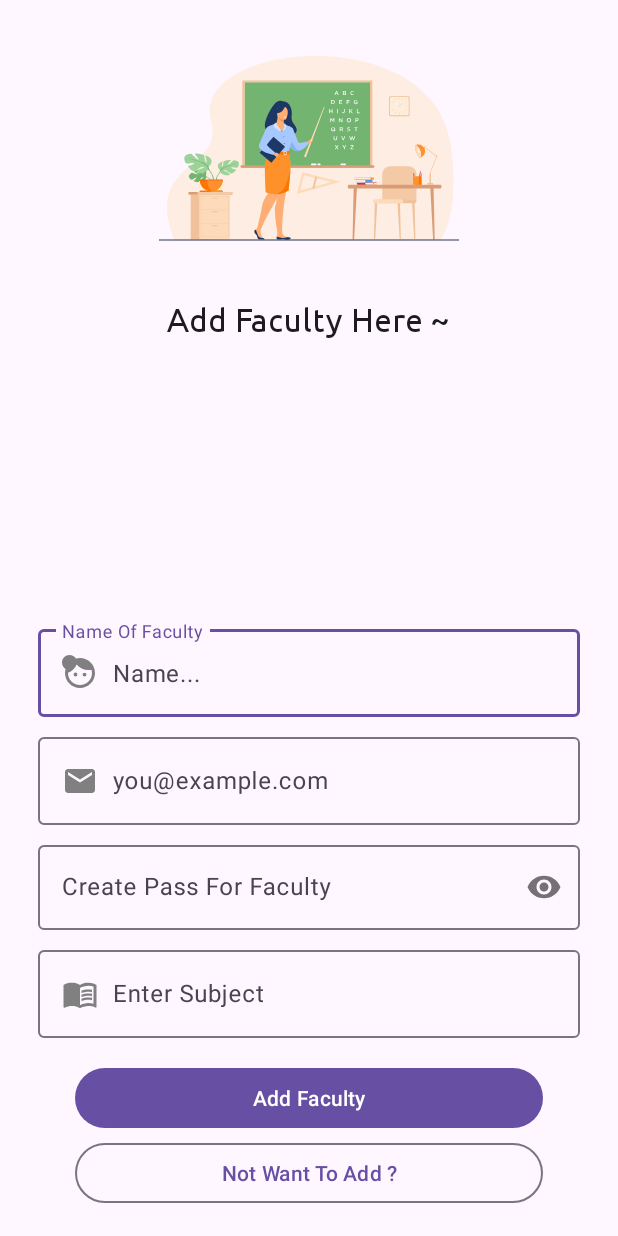
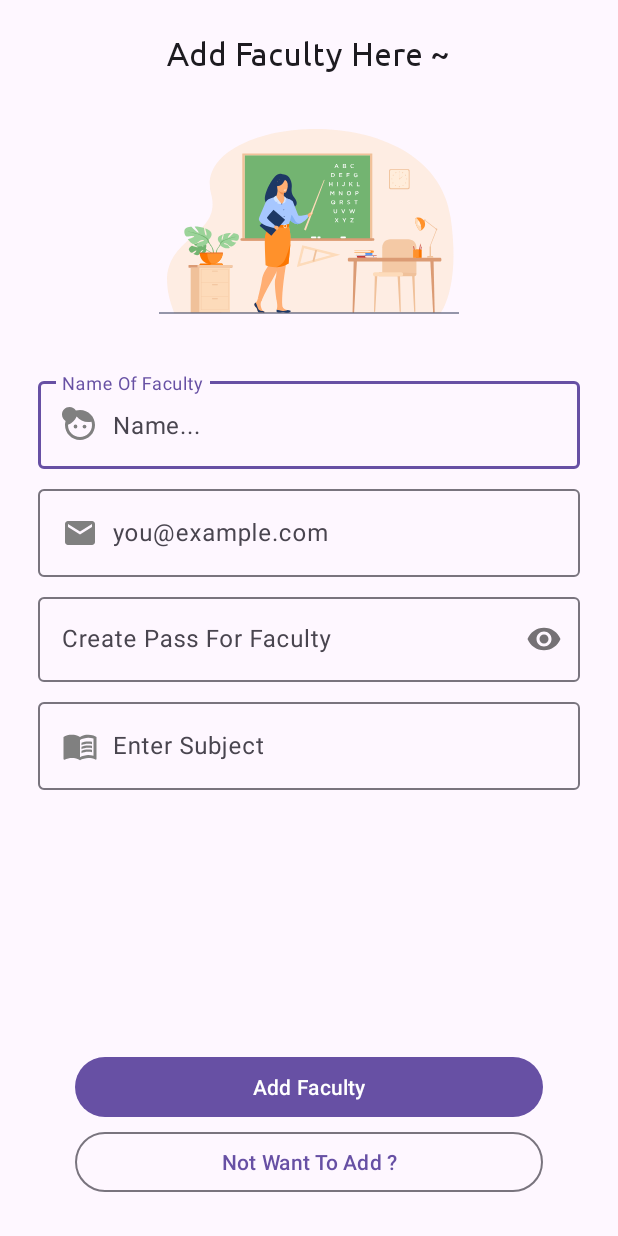
Before and after one commit to Admin-573/StudyMate, an Android app: the faculty_add screen opened directly, with no data from a screen before it, on a phone screen of 412 x 824 dp. Run offline under Robolectric (Android 15) with nearby library versions, the light colour scheme and no system bars.

Commit message:
Android Design Over

```diff
--- a/app/src/main/java/com/example/studymate/admin/Admin_panel.kt
+++ b/app/src/main/java/com/example/studymate/admin/Admin_panel.kt
@@ -58,7 +58,7 @@ class Admin_panel : AppCompatActivity() {
 
         //BackPressed CallBack
         onBackPressedDispatcher.addCallback{
-            Toast.makeText(applicationContext,"User Login, back pressed 🔙",Toast.LENGTH_SHORT).show()
+            Toast.makeText(applicationContext,"Please Logout To GoBack",Toast.LENGTH_SHORT).show()
         }
         toggle.syncState()
         supportActionBar?.setDisplayHomeAsUpEnabled(true)
--- a/app/src/main/res/layout/activity_faculty_add.xml
+++ b/app/src/main/res/layout/activity_faculty_add.xml
@@ -16,7 +16,15 @@
         app:layout_constraintHorizontal_bias="0.0"
         app:layout_constraintStart_toStartOf="parent"
         app:layout_constraintTop_toTopOf="parent"
-        app:layout_constraintVertical_bias="0.0">
+        app:layout_constraintVertical_bias="0.075">
+
+        <TextView
+            android:layout_width="wrap_content"
+            android:layout_height="wrap_content"
+            android:fontFamily="@font/ubuntu"
+            android:text="Add Faculty Here ~"
+            android:textAppearance="@style/TextAppearance.AppCompat.Large"
+            android:textSize="22sp" />
 
         <com.airbnb.lottie.LottieAnimationView
             android:id="@+id/under_dev"
@@ -32,13 +40,82 @@
             app:lottie_loop="true"
             app:lottie_rawRes="@raw/admin_add_faculty" />
 
-        <TextView
-            android:layout_width="wrap_content"
+        <com.google.android.material.textfield.TextInputLayout
+            android:layout_width="match_parent"
             android:layout_height="wrap_content"
-            android:fontFamily="@font/ubuntu"
-            android:text="Add Faculty Here ~"
-            android:textAppearance="@style/TextAppearance.AppCompat.Large"
-            android:textSize="22sp" />
+            android:layout_marginLeft="25dp"
+            android:layout_marginRight="25dp"
+            android:layout_marginBottom="8dp"
+            app:placeholderText="Name...">
+
+            <com.google.android.material.textfield.TextInputEditText
+                android:id="@+id/Admin_add_faculty_name"
+                android:layout_width="match_parent"
+                android:layout_height="wrap_content"
+                android:drawableLeft="@drawable/admin_add_faculty_name"
+                android:drawablePadding="10dp"
+                android:hint="Name Of Faculty"
+                android:inputType="text" />
+
+        </com.google.android.material.textfield.TextInputLayout>
+
+        <com.google.android.material.textfield.TextInputLayout
+            android:layout_width="match_parent"
+            android:layout_height="wrap_content"
+            android:layout_marginLeft="25dp"
+            android:layout_marginRight="25dp"
+            android:layout_marginBottom="8dp"
+            app:placeholderText="Email...">
+
+            <com.google.android.material.textfield.TextInputEditText
+                android:id="@+id/Admin_add_faculty_email"
+                android:layout_width="match_parent"
+                android:layout_height="wrap_content"
+                android:drawableLeft="@drawable/email"
+                android:drawablePadding="10dp"
+                android:hint="you@example.com"
+                android:inputType="textPersonName" />
+
+        </com.google.android.material.textfield.TextInputLayout>
+
+        <com.google.android.material.textfield.TextInputLayout
+            android:layout_width="match_parent"
+            android:layout_height="wrap_content"
+            android:layout_marginLeft="25dp"
+            android:layout_marginRight="25dp"
+            android:layout_marginBottom="8dp"
+            app:passwordToggleEnabled="true"
+            app:placeholderText="Password">
+
+            <com.google.android.material.textfield.TextInputEditText
+                android:id="@+id/Admin_add_faculty_pass"
+                android:layout_width="match_parent"
+                android:layout_height="wrap_content"
+                android:drawablePadding="10dp"
+                android:hint="Create Pass For Faculty"
+                android:inputType="textPassword" />
+
+        </com.google.android.material.textfield.TextInputLayout>
+
+        <com.google.android.material.textfield.TextInputLayout
+            android:layout_width="match_parent"
+            android:layout_height="wrap_content"
+            android:layout_marginLeft="25dp"
+            android:layout_marginRight="25dp"
+            android:layout_marginBottom="16dp"
+            app:placeholderText="Subject...">
+
+            <com.google.android.material.textfield.TextInputEditText
+                android:id="@+id/Admin_add_faculty_sub"
+                android:layout_width="match_parent"
+                android:layout_height="wrap_content"
+                android:drawableLeft="@drawable/admin_add_faculty_sub"
+                android:drawablePadding="10dp"
+                android:hint="Enter Subject"
+                android:inputType="text" />
+
+        </com.google.android.material.textfield.TextInputLayout>
+
     </LinearLayout>
 
     <LinearLayout
@@ -52,82 +129,6 @@
         app:layout_constraintTop_toTopOf="parent"
         app:layout_constraintVertical_bias="0.976"
         android:orientation="vertical">
-
-        <com.google.android.material.textfield.TextInputLayout
-            android:layout_marginBottom="8dp"
-            android:layout_width="match_parent"
-            android:layout_height="wrap_content"
-            android:layout_marginLeft="25dp"
-            android:layout_marginRight="25dp"
-            app:placeholderText="Name...">
-
-            <com.google.android.material.textfield.TextInputEditText
-                android:id="@+id/Admin_add_faculty_name"
-                android:inputType="text"
-                android:drawableLeft="@drawable/admin_add_faculty_name"
-                android:drawablePadding="10dp"
-                android:layout_width="match_parent"
-                android:layout_height="wrap_content"
-                android:hint="Name Of Faculty"/>
-
-        </com.google.android.material.textfield.TextInputLayout>
-
-        <com.google.android.material.textfield.TextInputLayout
-            android:layout_marginBottom="8dp"
-            android:layout_width="match_parent"
-            android:layout_height="wrap_content"
-            android:layout_marginLeft="25dp"
-            android:layout_marginRight="25dp"
-            app:placeholderText="Email...">
-
-            <com.google.android.material.textfield.TextInputEditText
-                android:id="@+id/Admin_add_faculty_email"
-                android:inputType="textPersonName"
-                android:drawableLeft="@drawable/email"
-                android:drawablePadding="10dp"
-                android:layout_width="match_parent"
-                android:layout_height="wrap_content"
-                android:hint="you@example.com"/>
-
-        </com.google.android.material.textfield.TextInputLayout>
-
-        <com.google.android.material.textfield.TextInputLayout
-            android:layout_marginBottom="8dp"
-            android:layout_width="match_parent"
-            android:layout_height="wrap_content"
-            android:layout_marginLeft="25dp"
-            android:layout_marginRight="25dp"
-            app:passwordToggleEnabled="true"
-            app:placeholderText="Password">
-
-            <com.google.android.material.textfield.TextInputEditText
-                android:id="@+id/Admin_add_faculty_pass"
-                android:inputType="textPassword"
-                android:drawablePadding="10dp"
-                android:layout_width="match_parent"
-                android:layout_height="wrap_content"
-                android:hint="Create Pass For Faculty"/>
-
-        </com.google.android.material.textfield.TextInputLayout>
-
-        <com.google.android.material.textfield.TextInputLayout
-            android:layout_marginBottom="16dp"
-            android:layout_width="match_parent"
-            android:layout_height="wrap_content"
-            android:layout_marginLeft="25dp"
-            android:layout_marginRight="25dp"
-            app:placeholderText="Subject...">
-
-            <com.google.android.material.textfield.TextInputEditText
-                android:id="@+id/Admin_add_faculty_sub"
-                android:inputType="text"
-                android:drawablePadding="10dp"
-                android:drawableLeft="@drawable/admin_add_faculty_sub"
-                android:layout_width="match_parent"
-                android:layout_height="wrap_content"
-                android:hint="Enter Subject"/>
-
-        </com.google.android.material.textfield.TextInputLayout>
 
         <com.google.android.material.button.MaterialButton
             android:id="@+id/btnAdmin_add_faculty"
```
Also changed, not shown: app/src/main/res/layout/activity_admin.xml (+30 -30 lines), app/src/main/res/layout/activity_assignment_add.xml (+62 -62 lines), app/src/main/res/layout/activity_faculty.xml (+14 -13 lines), app/src/main/res/layout/activity_faculty_update.xml (+24 -22 lines), app/src/main/res/layout/activity_notice_add.xml (+60 -61 lines), app/src/main/res/layout/activity_student.xml (+14 -13 lines), app/src/main/res/layout/activity_student_add.xml (+24 -23 lines), app/src/main/res/layout/activity_student_update.xml (+46 -37 lines).
